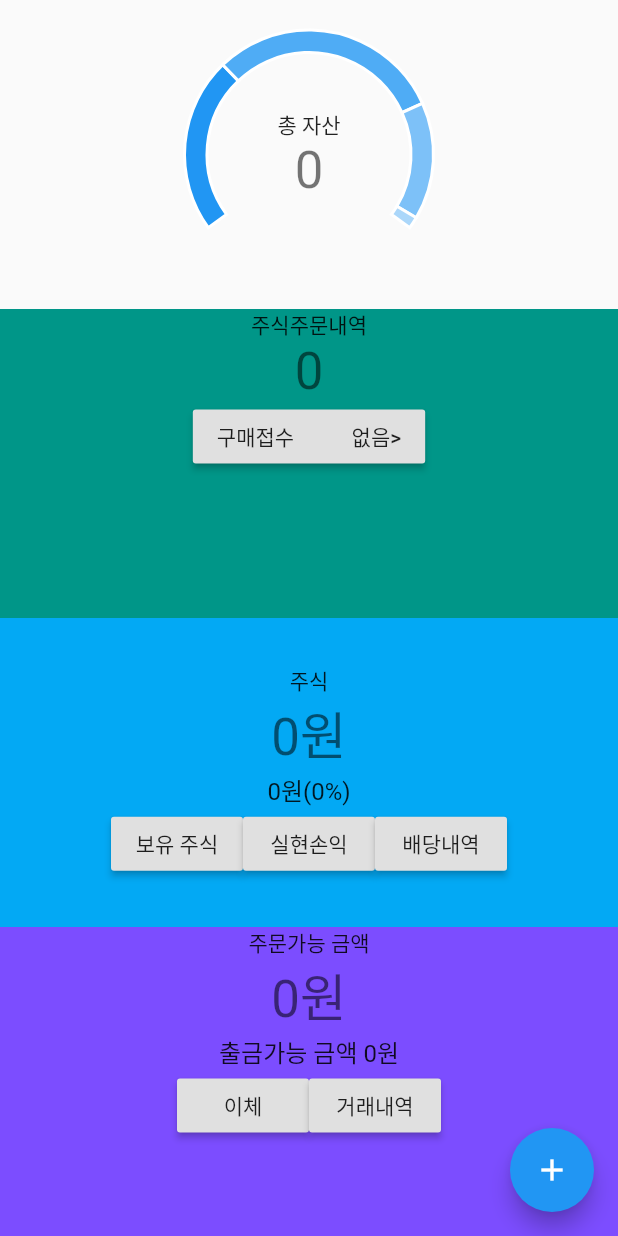
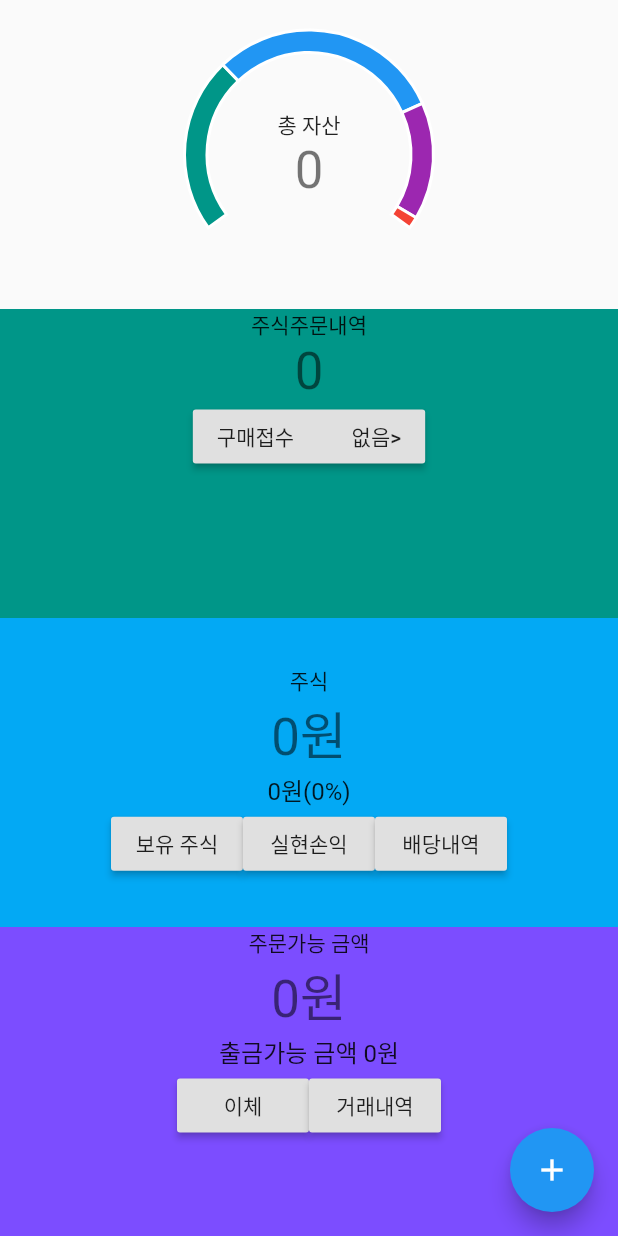
Before and after one commit to kangsudal/clone_ministock, a Flutter app: the screen it shows after launch, on a phone screen of 412 x 824 dp. Run offline on Flutter 3.47's test engine with Material 2 defaults, Android fonts, the phone set to English and light mode, and no system bars; our stand-ins replace charts_flutter.

Commit message:
change color of chart

```diff
--- a/lib/widget/gaugechart_widget.dart
+++ b/lib/widget/gaugechart_widget.dart
@@ -34,10 +34,10 @@ class GaugeChart extends StatelessWidget {
   /// Create one series with sample hard coded data.
   static List<charts.Series<GaugeSegment, String>> _createSampleData() {
     final data = [
-      new GaugeSegment('Low', 75),
-      new GaugeSegment('Acceptable', 100),
-      new GaugeSegment('High', 50),
-      new GaugeSegment('Highly Unusual', 5),
+      new GaugeSegment('Low', 75, charts.MaterialPalette.teal.shadeDefault),
+      new GaugeSegment('Acceptable', 100, charts.MaterialPalette.blue.shadeDefault),
+      new GaugeSegment('High', 50, charts.MaterialPalette.purple.shadeDefault),
+      new GaugeSegment('Highly Unusual', 5, charts.MaterialPalette.red.shadeDefault),
     ];
 
     return [
@@ -45,6 +45,7 @@ class GaugeChart extends StatelessWidget {
         id: 'Segments',
         domainFn: (GaugeSegment segment, _) => segment.segment,
         measureFn: (GaugeSegment segment, _) => segment.size,
+        colorFn: (GaugeSegment segment, _) => segment.color,
         data: data,
       )
     ];
@@ -55,6 +56,7 @@ class GaugeChart extends StatelessWidget {
 class GaugeSegment {
   final String segment;
   final int size;
+  final charts.Color color;
 
-  GaugeSegment(this.segment, this.size);
+  GaugeSegment(this.segment, this.size, this.color);
 }
```
